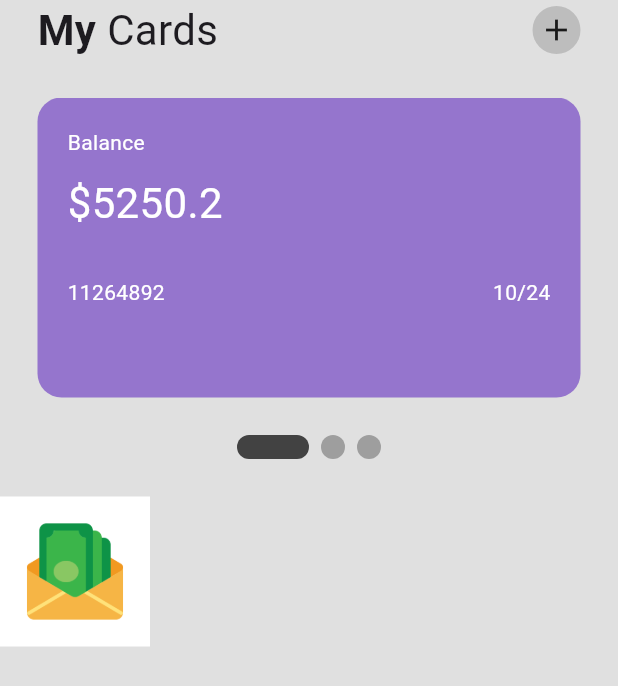
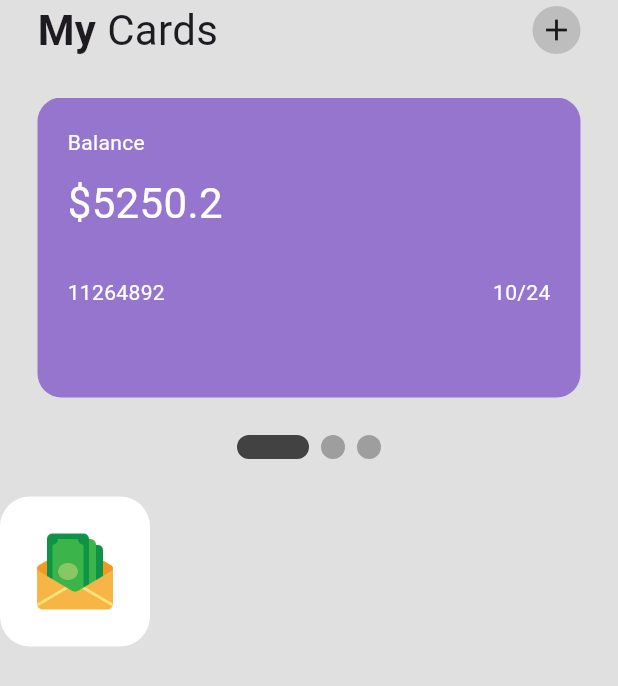
Before and after one commit to OrewaKimi/Flutter-Wallet-App-UI, a Flutter app: the screen it shows after launch, on a phone screen of 412 x 824 dp. Shown: the top 686 px of the screen. Run offline on Flutter 3.47's test engine with Material 3 defaults, Android fonts, the phone set to English and light mode, and no system bars; drawn by our look-alikes of smooth_page_indicator.

Commit message:
add send button

```diff
--- a/lib/pages/home_page.dart
+++ b/lib/pages/home_page.dart
@@ -107,13 +107,20 @@ class _HomePageState extends State<HomePage> {
           // 3 buttons -> send + pay + bills
           Row(
             children: [
-              Container(
+              // send button
+              Column(
+                children: [
+                  Container(
                 height: 100,
-                padding: EdgeInsets.all(12),
-                 decoration: BoxDecoration(color: Colors.white),
+                padding: EdgeInsets.all(20),
+                 decoration: BoxDecoration(color: Colors.white,
+                 borderRadius: BorderRadius.circular(20),
+                 ),
                 child: Center(
                   child: Image.asset('lib/icons/send-money.png'),
                 ),
+              ),
+                ],
               )
             ],
           )
```
